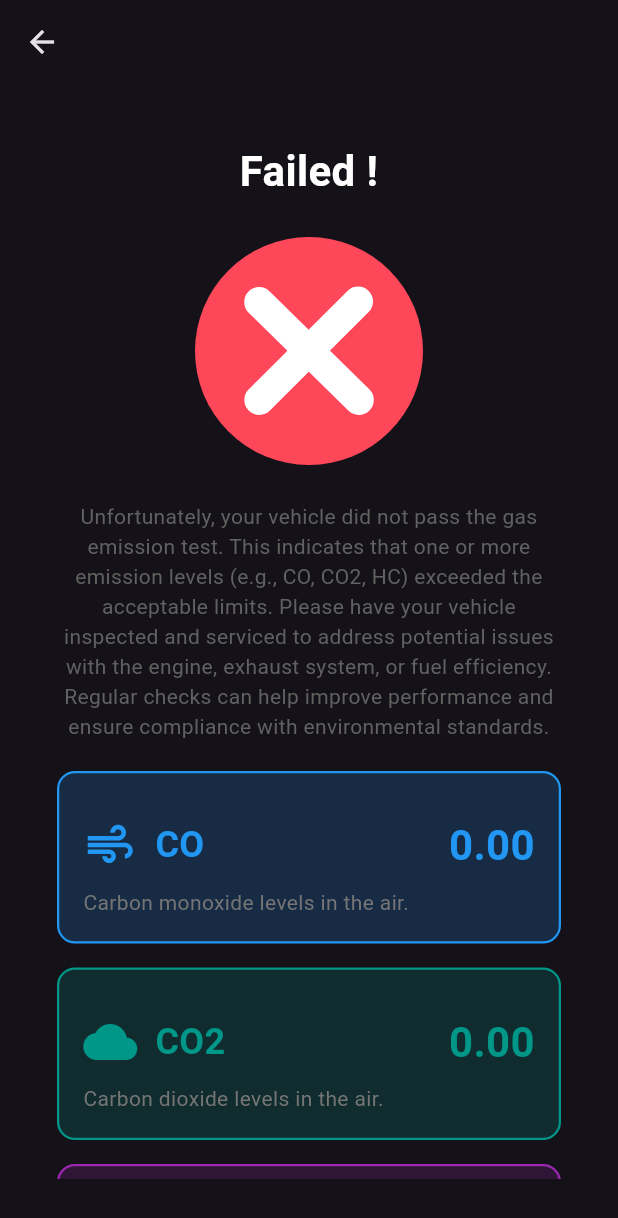
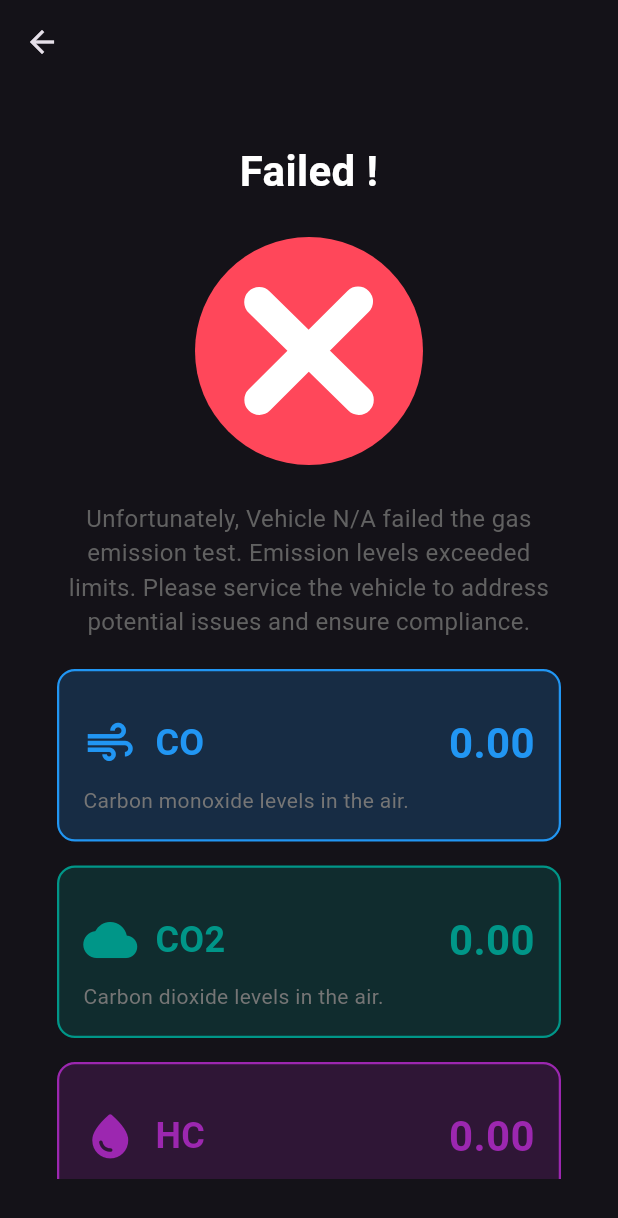
Before and after one commit to ManulaK/gas_measuring_app, a Flutter app: the ResultPage screen opened directly with empty values, on a phone screen of 412 x 824 dp. Shown: the top 1218 px of the screen. Run offline on Flutter 3.47's test engine with Material 3 defaults, Android fonts, the phone set to English and light mode, and no system bars; our stand-ins replace firebase_core, firebase_database, lottie, syncfusion_flutter_gauges; accounts and stored records are empty.

Commit message:
Refactor home screen state creation and enhance result page messages for clarity and vehicle identification

```diff
--- a/lib/home_screen.dart
+++ b/lib/home_screen.dart
@@ -7,7 +7,7 @@ class MyHomePage extends StatefulWidget {
   const MyHomePage({super.key});
 
   @override
-  _MyHomePageState createState() => _MyHomePageState();
+  State<MyHomePage> createState() => _MyHomePageState();
 }
 
 class _MyHomePageState extends State<MyHomePage> {
--- a/lib/result_page.dart
+++ b/lib/result_page.dart
@@ -52,13 +52,13 @@ class ResultPage extends StatelessWidget {
                 width: 200, height: 200, repeat: false),
             Text(
               isTestPass
-                  ? "Great news! Your vehicle has passed the gas emission test. This means the emissions from your vehicle meet the required environmental standards, ensuring it is eco-friendly and safe for the environment. Keep up with regular maintenance to maintain these levels."
-                  : "Unfortunately, your vehicle did not pass the gas emission test. This indicates that one or more emission levels (e.g., CO, CO2, HC) exceeded the acceptable limits. Please have your vehicle inspected and serviced to address potential issues with the engine, exhaust system, or fuel efficiency. Regular checks can help improve performance and ensure compliance with environmental standards.",
-              textAlign: TextAlign.center,
+                  ? "Great news! Vehicle ${vehicleNumber ?? 'N/A'} passed the gas emission test. It meets environmental standards, ensuring eco-friendliness. Regular maintenance helps keep it that way."
+                  : "Unfortunately, Vehicle ${vehicleNumber ?? 'N/A'} failed the gas emission test. Emission levels exceeded limits. Please service the vehicle to address potential issues and ensure compliance.",
               style: TextStyle(
-                fontSize: 14,
+                fontSize: 16,
                 color: Colors.grey[700],
               ),
+              textAlign: TextAlign.center,
             ),
             const SizedBox(height: 20),
             Expanded(
```
